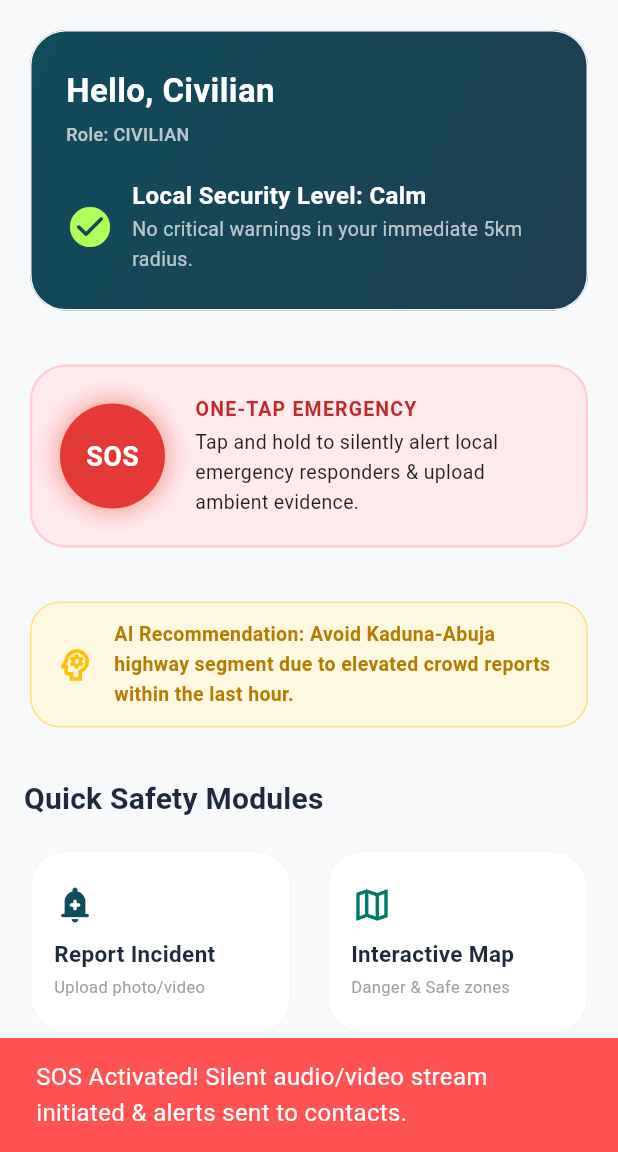
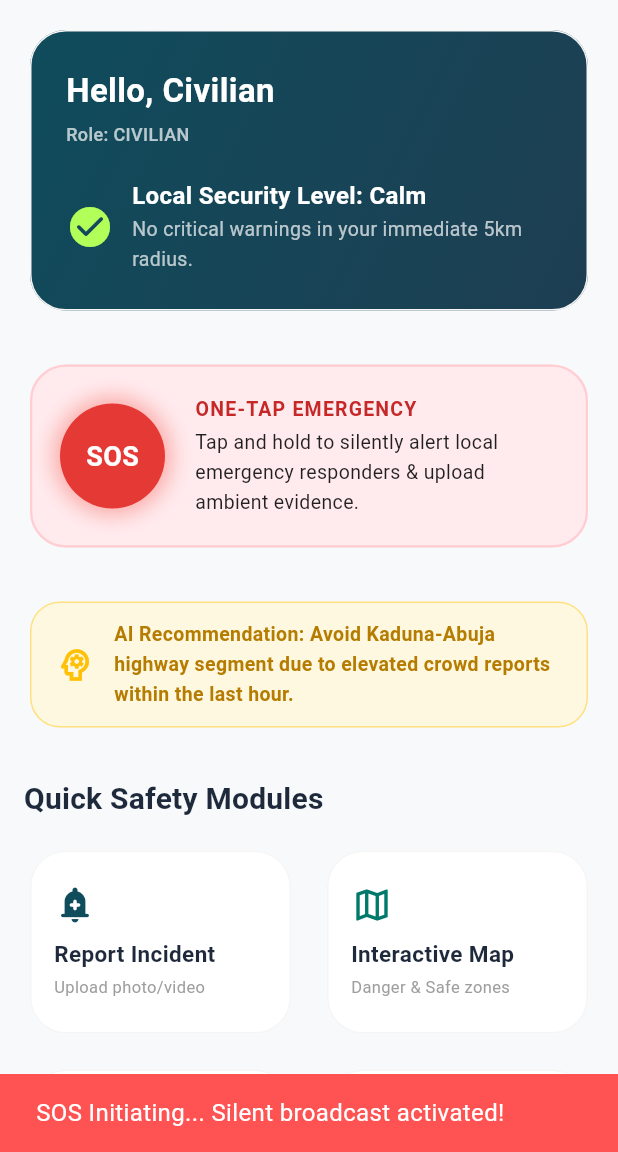
Before and after one commit to capitanaserdel/ShineEye-SOS, a Flutter app: the DashboardScreen screen opened by its route, after a tap on "SOS", on a phone screen of 412 x 824 dp, the part 84-1236 px from its top. Run offline on Flutter 3.47's test engine with Material 3 defaults, Android fonts, the phone set to English and light mode, and no system bars; our stand-ins replace dio, flutter_map, flutter_riverpod, flutter_secure_storage, go_router, latlong2; accounts and stored records are empty; network calls fail.

Commit message:
shineEye sos

```diff
--- a/lib/core/network/router.dart
+++ b/lib/core/network/router.dart
@@ -2,6 +2,10 @@ import 'package:go_router/go_router.dart';
 import '../../features/auth/presentation/screens/login_screen.dart';
 import '../../features/auth/presentation/screens/register_screen.dart';
 import '../../features/dashboard/presentation/screens/dashboard_screen.dart';
+import '../../features/emergency/presentation/screens/report_incident_screen.dart';
+import '../../features/emergency/presentation/screens/map_screen.dart';
+import '../../features/survival/presentation/screens/survival_academy_screen.dart';
+import '../../features/emergency/presentation/screens/ice_profile_screen.dart';
 import 'session_manager.dart';
 
 class AppRouter {
@@ -39,6 +43,22 @@ class AppRouter {
         path: '/register',
         builder: (context, state) => const RegisterScreen(),
       ),
+      GoRoute(
+        path: '/report',
+        builder: (context, state) => const ReportIncidentScreen(),
+      ),
+      GoRoute(
+        path: '/map',
+        builder: (context, state) => const InteractiveMapScreen(),
+      ),
+      GoRoute(
+        path: '/survival',
+        builder: (context, state) => const SurvivalAcademyScreen(),
+      ),
+      GoRoute(
+        path: '/ice',
+        builder: (context, state) => const IceProfileScreen(),
+      ),
     ],
   );
 }
--- a/lib/features/dashboard/presentation/screens/dashboard_screen.dart
+++ b/lib/features/dashboard/presentation/screens/dashboard_screen.dart
@@ -2,6 +2,7 @@ import 'package:flutter/material.dart';
 import 'package:flutter_riverpod/flutter_riverpod.dart';
 import 'package:go_router/go_router.dart';
 import 'package:shineeye_app/features/auth/presentation/controllers/auth_notifier.dart';
+import 'package:shineeye_app/features/emergency/presentation/controllers/incident_notifier.dart';
 
 class DashboardScreen extends ConsumerWidget {
   const DashboardScreen({super.key});
@@ -114,14 +115,30 @@ class DashboardScreen extends ConsumerWidget {
                   children: [
                     // Simple simulated pulsing SOS
                     GestureDetector(
-                      onTap: () {
+                      onTap: () async {
                         ScaffoldMessenger.of(context).showSnackBar(
                           const SnackBar(
-                            content: Text('SOS Activated! Silent audio/video stream initiated & alerts sent to contacts.'),
+                            content: Text('SOS Initiating... Silent broadcast activated!'),
                             backgroundColor: Colors.redAccent,
-                            duration: Duration(seconds: 4),
                           ),
                         );
+                        // Trigger urgent incident to backend
+                        final success = await ref.read(incidentProvider.notifier).reportIncident(
+                          type: 'insecurity',
+                          description: 'URGENT SOS: Civilian panic button triggered. Ambient monitoring initialized.',
+                          latitude: 9.0764785, // Default Abuja location
+                          longitude: 7.3985740,
+                          urgencyLevel: 'critical',
+                          isAnonymous: false,
+                        );
+                        if (success && context.mounted) {
+                          ScaffoldMessenger.of(context).showSnackBar(
+                            const SnackBar(
+                              content: Text('SOS Broadcasted to all nearby responders & active verifiers!'),
+                              backgroundColor: Colors.red,
+                            ),
+                          );
+                        }
                       },
                       child: Container(
                         height: 70,
@@ -222,53 +239,37 @@ class DashboardScreen extends ConsumerWidget {
               mainAxisSpacing: 16,
               childAspectRatio: 1.4,
               children: [
-                _buildModuleCard(
+                 _buildModuleCard(
                   context,
                   title: 'Report Incident',
                   subtitle: 'Upload photo/video',
                   icon: Icons.add_alert_rounded,
                   color: const Color(0xFF0F4C5C),
-                  onTap: () {
-                    ScaffoldMessenger.of(context).showSnackBar(
-                      const SnackBar(content: Text('Launching Instant Incident Reporting...')),
-                    );
-                  },
+                  onTap: () => context.push('/report'),
                 ),
-                _buildModuleCard(
+                 _buildModuleCard(
                   context,
                   title: 'Interactive Map',
                   subtitle: 'Danger & Safe zones',
                   icon: Icons.map_outlined,
                   color: Colors.teal.shade700,
-                  onTap: () {
-                    ScaffoldMessenger.of(context).showSnackBar(
-                      const SnackBar(content: Text('Launching Interactive Proximity Map...')),
-                    );
-                  },
+                  onTap: () => context.push('/map'),
                 ),
-                _buildModuleCard(
+                 _buildModuleCard(
                   context,
                   title: 'Survival Academy',
                   subtitle: 'Offline guides',
                   icon: Icons.school_outlined,
                   color: Colors.indigo.shade700,
-                  onTap: () {
-                    ScaffoldMessenger.of(context).showSnackBar(
-                      const SnackBar(content: Text('Launching Multilingual Learning Modules...')),
-                    );
-                  },
+                  onTap: () => context.push('/survival'),
                 ),
-                _buildModuleCard(
+                 _buildModuleCard(
                   context,
                   title: 'ICE Profiles',
                   subtitle: 'Emergency Medical',
                   icon: Icons.health_and_safety_outlined,
                   color: Colors.purple.shade700,
-                  onTap: () {
-                    ScaffoldMessenger.of(context).showSnackBar(
-                      const SnackBar(content: Text('Opening In Case of Emergency settings...')),
-                    );
-                  },
+                  onTap: () => context.push('/ice'),
                 ),
               ],
             ),
```
